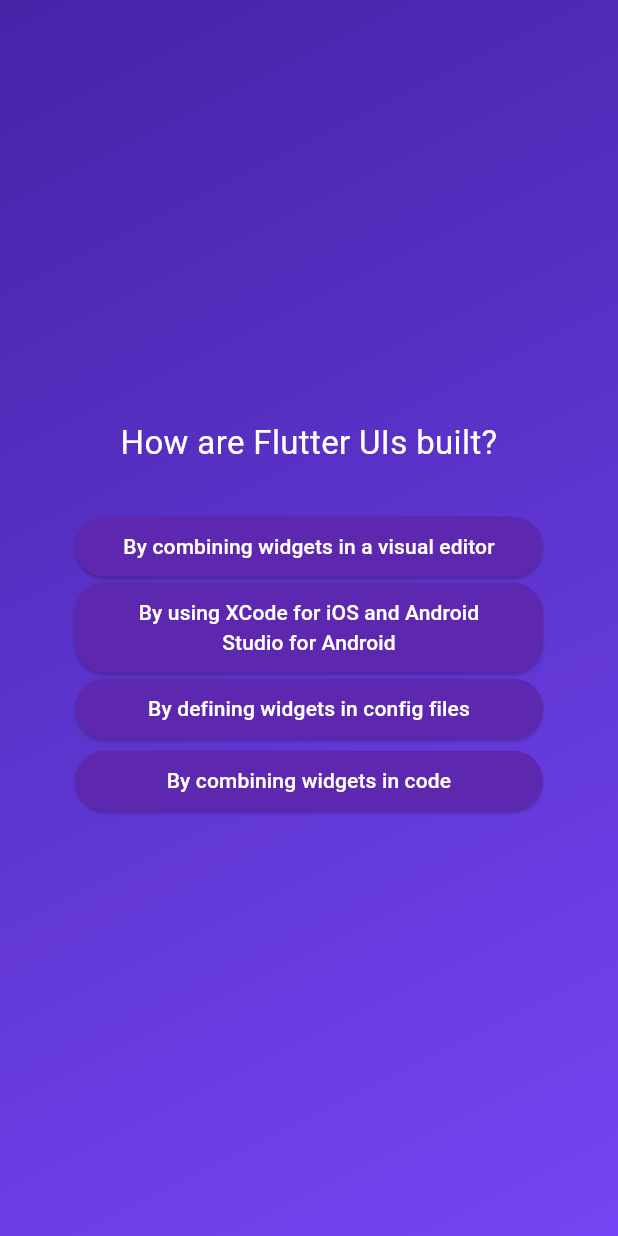
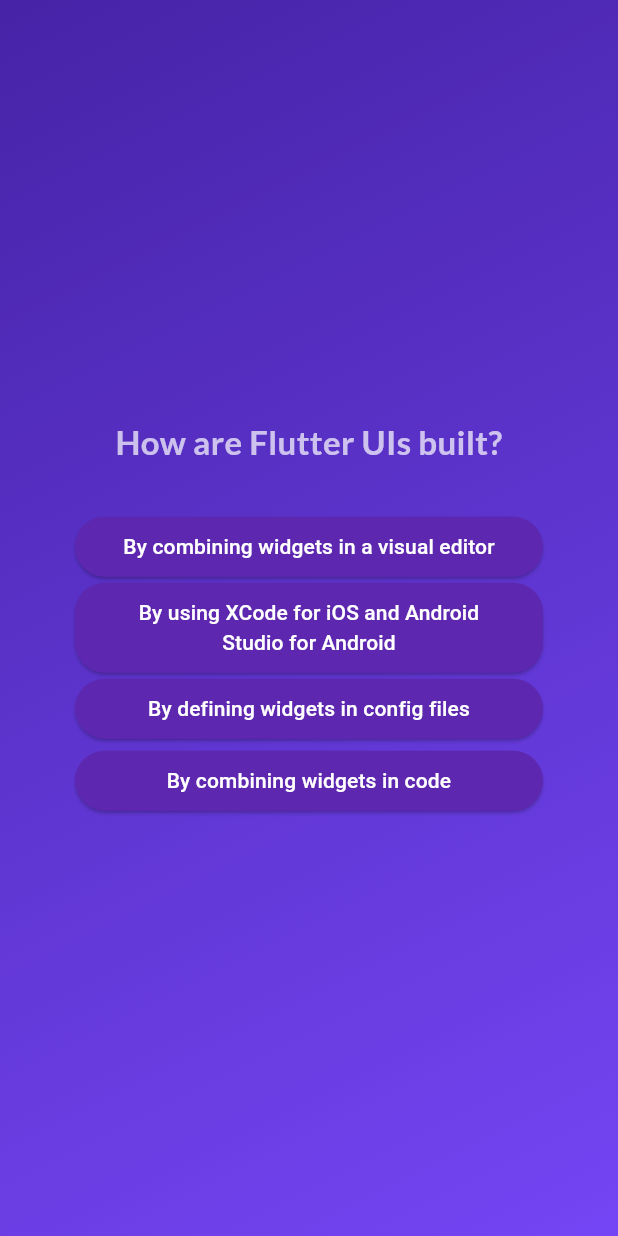
Before and after one commit to antoniobgo/quiz-app, a Flutter app: the screen it shows after launch, after a tap on "Start Quiz", after a tap on "Components", on a phone screen of 412 x 824 dp. Run offline on Flutter 3.47's test engine with Material 3 defaults, Android fonts, the phone set to English and light mode, and no system bars; our stand-ins replace google_fonts.

Commit message:
dealing with all questions being showed

```diff
--- a/lib/questions_screen.dart
+++ b/lib/questions_screen.dart
@@ -1,9 +1,13 @@
 import 'package:flutter/material.dart';
+import 'package:google_fonts/google_fonts.dart';
+
 import 'package:quiz_app/answer_button.dart';
 import 'package:quiz_app/data/questions.dart';
 
 class QuestionsScreen extends StatefulWidget {
-  const QuestionsScreen({super.key});
+  const QuestionsScreen(this.onSelectAnswer, {super.key});
+
+  final void Function(String answer) onSelectAnswer;
 
   @override
   State<QuestionsScreen> createState() {
@@ -14,7 +18,8 @@ class QuestionsScreen extends StatefulWidget {
 class _QuestionsScreenState extends State<QuestionsScreen> {
   var currentQuestionIndex = 0;
 
-  void answerQuestion() {
+  void answerQuestion(String selectedAnswer) {
+    widget.onSelectAnswer(selectedAnswer);
     setState(() {
       currentQuestionIndex++;
     });
@@ -37,12 +42,17 @@ class _QuestionsScreenState extends State<QuestionsScreen> {
           children: [
             Text(
               currentQuestion.question,
-              style: const TextStyle(color: Colors.white, fontSize: 22),
+              style: GoogleFonts.lato(
+                  color: Colors.white70,
+                  fontSize: 22,
+                  fontWeight: FontWeight.bold),
               textAlign: TextAlign.center,
             ),
             const SizedBox(height: 30),
             ...currentQuestion.getShuffledAnswers().map((answer) {
-              return AnswerButton(answer, answerQuestion);
+              return AnswerButton(answer, () {
+                answerQuestion(answer);
+              });
             }),
             // AnswerButton(currentQuestion.answers[0], () {}),
             // AnswerButton(currentQuestion.answers[1], () {}),
--- a/lib/quiz.dart
+++ b/lib/quiz.dart
@@ -1,6 +1,7 @@
 import 'package:flutter/material.dart';
 import 'package:quiz_app/questions_screen.dart';
 import 'package:quiz_app/start_screen.dart';
+import 'package:quiz_app/data/questions.dart';
 
 class Quiz extends StatefulWidget {
   const Quiz({super.key});
@@ -19,8 +20,19 @@ class _QuizState extends State<Quiz> {
   //   activeScreen = StartScreen(switchScreen);
   //   super.initState();
   // }
+  List<String> selectedAnswers = [];
+  var activeScreen = 'start-screen';
 
-  var activeScreen = 'start-screen';
+  void chooseAnswer(String answer) {
+    selectedAnswers.add(answer);
+
+    if (selectedAnswers.length == questions.length) {
+      setState(() {
+        selectedAnswers = [];
+        activeScreen = 'start-screen';
+      });
+    }
+  }
 
   void switchScreen() {
     setState(() {
@@ -41,7 +53,7 @@ class _QuizState extends State<Quiz> {
             ),
             child: activeScreen == 'start-screen'
                 ? StartScreen(switchScreen)
-                : const QuestionsScreen()),
+                : QuestionsScreen(chooseAnswer)),
       ),
     );
   }
--- a/lib/start_screen.dart
+++ b/lib/start_screen.dart
@@ -1,4 +1,5 @@
 import 'package:flutter/material.dart';
+import 'package:google_fonts/google_fonts.dart';
 
 class StartScreen extends StatelessWidget {
   const StartScreen(this.onPressed, {super.key});
@@ -12,9 +13,9 @@ class StartScreen extends StatelessWidget {
         Image.asset('assets/images/quiz-logo.png',
             width: 300, color: Colors.white70),
         const SizedBox(height: 80),
-        const Text(
+        Text(
           'Learn Flutter the fun way!',
-          style: TextStyle(fontSize: 24, color: Colors.white70),
+          style: GoogleFonts.antonio(fontSize: 24, color: Colors.white70),
         ),
         const SizedBox(height: 40),
         OutlinedButton.icon(
--- a/pubspec.yaml
+++ b/pubspec.yaml
@@ -34,6 +34,7 @@ dependencies:
   # The following adds the Cupertino Icons font to your application.
   # Use with the CupertinoIcons class for iOS style icons.
   cupertino_icons: ^1.0.2
+  google_fonts: ^6.1.0
 
 dev_dependencies:
   flutter_test:
```
Also changed, not shown: pubspec.lock, 1 other file.
